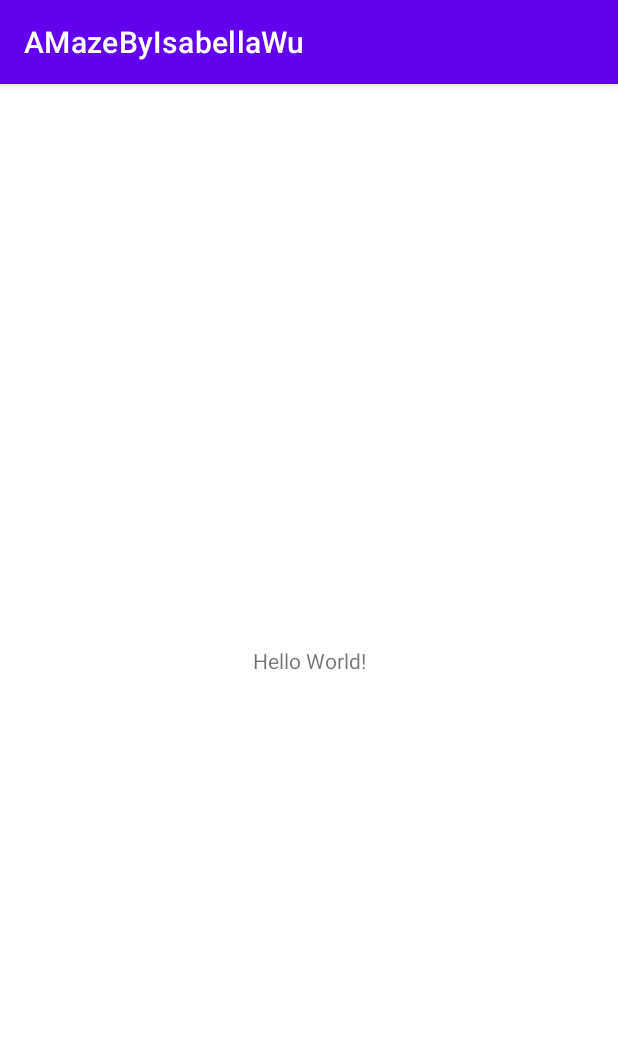
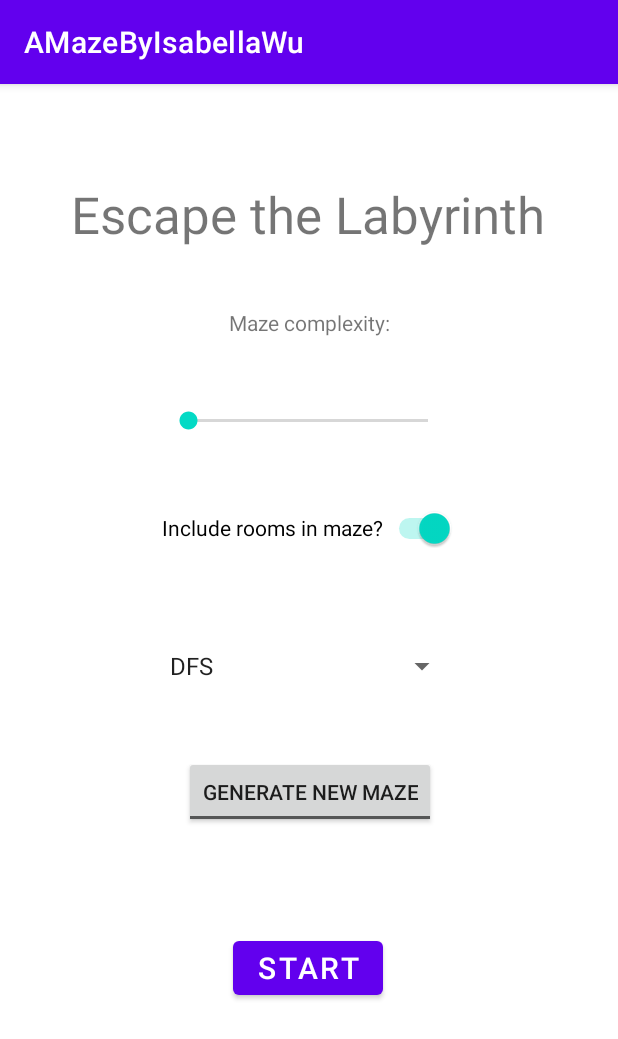
Before and after one commit to istwu/Fall-2021-Maze-Project, an Android app: the screen it shows after launch (MainActivity before the commit, AMazeActivity after it), on a phone screen of 412 x 824 dp. Shown: the top 1039 px of the screen. Run offline under Robolectric (Android 15) with nearby library versions, the phone set to English and light mode, and no system bars.

Commit message:
added barebones gui for AMazeActivity main menu

```diff
--- a/app/src/main/AndroidManifest.xml
+++ b/app/src/main/AndroidManifest.xml
@@ -10,7 +10,10 @@
         android:supportsRtl="true"
         android:theme="@style/Theme.AMazeByIsabellaWu">
         <activity
-            android:name=".MainActivity"
+            android:name=".GeneratingActivity"
+            android:exported="true" />
+        <activity
+            android:name=".AMazeActivity"
             android:exported="true">
             <intent-filter>
                 <action android:name="android.intent.action.MAIN" />
--- /dev/null
+++ b/app/src/main/java/edu/wm/cs/cs301/isabellawu/AMazeActivity.java
@@ -0,0 +1,21 @@
+package edu.wm.cs.cs301.isabellawu;
+
+import androidx.appcompat.app.AppCompatActivity;
+import android.content.Intent;
+import android.os.Bundle;
+import android.view.View;
+import android.widget.EditText;
+
+public class AMazeActivity extends AppCompatActivity {
+
+    @Override
+    protected void onCreate(Bundle savedInstanceState) {
+        super.onCreate(savedInstanceState);
+        setContentView(R.layout.activity_main);
+    }
+
+    public void startGame(View view){
+        Intent intent = new Intent(this, GeneratingActivity.class);
+        startActivity(intent);
+    }
+}
--- a/app/src/main/java/edu/wm/cs/cs301/isabellawu/MainActivity.java
+++ b/app/src/main/java/edu/wm/cs/cs301/isabellawu/GeneratingActivity.java
@@ -4,11 +4,11 @@ import androidx.appcompat.app.AppCompatActivity;
 
 import android.os.Bundle;
 
-public class MainActivity extends AppCompatActivity {
+public class GeneratingActivity extends AppCompatActivity {
 
     @Override
     protected void onCreate(Bundle savedInstanceState) {
         super.onCreate(savedInstanceState);
-        setContentView(R.layout.activity_main);
+        setContentView(R.layout.activity_generating);
     }
 }
--- /dev/null
+++ b/app/src/main/res/layout/activity_generating.xml
@@ -0,0 +1,9 @@
+<?xml version="1.0" encoding="utf-8"?>
+<androidx.constraintlayout.widget.ConstraintLayout xmlns:android="http://schemas.android.com/apk/res/android"
+    xmlns:app="http://schemas.android.com/apk/res-auto"
+    xmlns:tools="http://schemas.android.com/tools"
+    android:layout_width="match_parent"
+    android:layout_height="match_parent"
+    tools:context=".GeneratingActivity">
+
+</androidx.constraintlayout.widget.ConstraintLayout>
--- a/app/src/main/res/layout/activity_main.xml
+++ b/app/src/main/res/layout/activity_main.xml
@@ -4,15 +4,94 @@
     xmlns:tools="http://schemas.android.com/tools"
     android:layout_width="match_parent"
     android:layout_height="match_parent"
-    tools:context=".MainActivity">
+    tools:context=".AMazeActivity">
 
     <TextView
+        android:id="@+id/textView3"
         android:layout_width="wrap_content"
         android:layout_height="wrap_content"
-        android:text="Hello World!"
-        app:layout_constraintBottom_toBottomOf="parent"
-        app:layout_constraintLeft_toLeftOf="parent"
-        app:layout_constraintRight_toRightOf="parent"
+        android:layout_marginTop="64dp"
+        android:text="Escape the Labyrinth"
+        android:textSize="34sp"
+        app:layout_constraintEnd_toEndOf="parent"
+        app:layout_constraintHorizontal_bias="0.494"
+        app:layout_constraintStart_toStartOf="parent"
         app:layout_constraintTop_toTopOf="parent" />
 
+    <ToggleButton
+        android:id="@+id/toggleButton"
+        android:layout_width="wrap_content"
+        android:layout_height="wrap_content"
+        android:layout_marginTop="36dp"
+        android:text="ToggleButton"
+        android:textOff="Generate new maze"
+        android:textOn="Revisit last maze"
+        app:layout_constraintEnd_toEndOf="parent"
+        app:layout_constraintHorizontal_bias="0.504"
+        app:layout_constraintStart_toStartOf="parent"
+        app:layout_constraintTop_toBottomOf="@+id/algorithmSpinner" />
+
+    <SeekBar
+        android:id="@+id/seekBar"
+        android:layout_width="192dp"
+        android:layout_height="23dp"
+        android:layout_marginTop="44dp"
+        android:indeterminate="false"
+        android:max="15"
+        app:layout_constraintEnd_toEndOf="parent"
+        app:layout_constraintHorizontal_bias="0.497"
+        app:layout_constraintStart_toStartOf="parent"
+        app:layout_constraintTop_toBottomOf="@+id/textView" />
+
+    <Switch
+        android:id="@+id/switch1"
+        android:layout_width="wrap_content"
+        android:layout_height="wrap_content"
+        android:layout_marginTop="36dp"
+        android:checked="true"
+        android:minHeight="48dp"
+        android:showText="false"
+        android:text="Include rooms in maze?"
+        app:layout_constraintEnd_toEndOf="parent"
+        app:layout_constraintHorizontal_bias="0.497"
+        app:layout_constraintStart_toStartOf="parent"
+        app:layout_constraintTop_toBottomOf="@+id/seekBar" />
+
+    <Spinner
+        android:id="@+id/algorithmSpinner"
+        android:layout_width="200dp"
+        android:layout_height="48dp"
+        android:layout_marginTop="44dp"
+        android:entries="@array/algorithm_names"
+        android:spinnerMode="dropdown"
+        app:layout_constraintEnd_toEndOf="parent"
+        app:layout_constraintHorizontal_bias="0.497"
+        app:layout_constraintStart_toStartOf="parent"
+        app:layout_constraintTop_toBottomOf="@+id/switch1" />
+
+    <TextView
+        android:id="@+id/textView"
+        android:layout_width="wrap_content"
+        android:layout_height="wrap_content"
+        android:layout_marginTop="40dp"
+        android:text="Maze complexity:"
+        app:layout_constraintEnd_toEndOf="parent"
+        app:layout_constraintStart_toStartOf="parent"
+        app:layout_constraintTop_toBottomOf="@+id/textView3" />
+
+    <Button
+        android:id="@+id/startButton"
+        android:layout_width="wrap_content"
+        android:layout_height="wrap_content"
+        android:layout_marginTop="44dp"
+        android:onClick="startGame"
+        android:text="START"
+        android:textSize="20sp"
+        app:layout_constraintBottom_toBottomOf="parent"
+        app:layout_constraintEnd_toEndOf="parent"
+        app:layout_constraintHorizontal_bias="0.498"
+        app:layout_constraintStart_toStartOf="parent"
+        app:layout_constraintTop_toBottomOf="@+id/toggleButton"
+        app:layout_constraintVertical_bias="0.139" />
+
 </androidx.constraintlayout.widget.ConstraintLayout>
--- a/app/src/main/res/values/strings.xml
+++ b/app/src/main/res/values/strings.xml
@@ -1,3 +1,9 @@
 <resources>
     <string name="app_name">AMazeByIsabellaWu</string>
+
+    <string-array name="algorithm_names">
+        <item>DFS</item>
+        <item>Prim</item>
+        <item>Boruvka</item>
+    </string-array>
 </resources>
```
